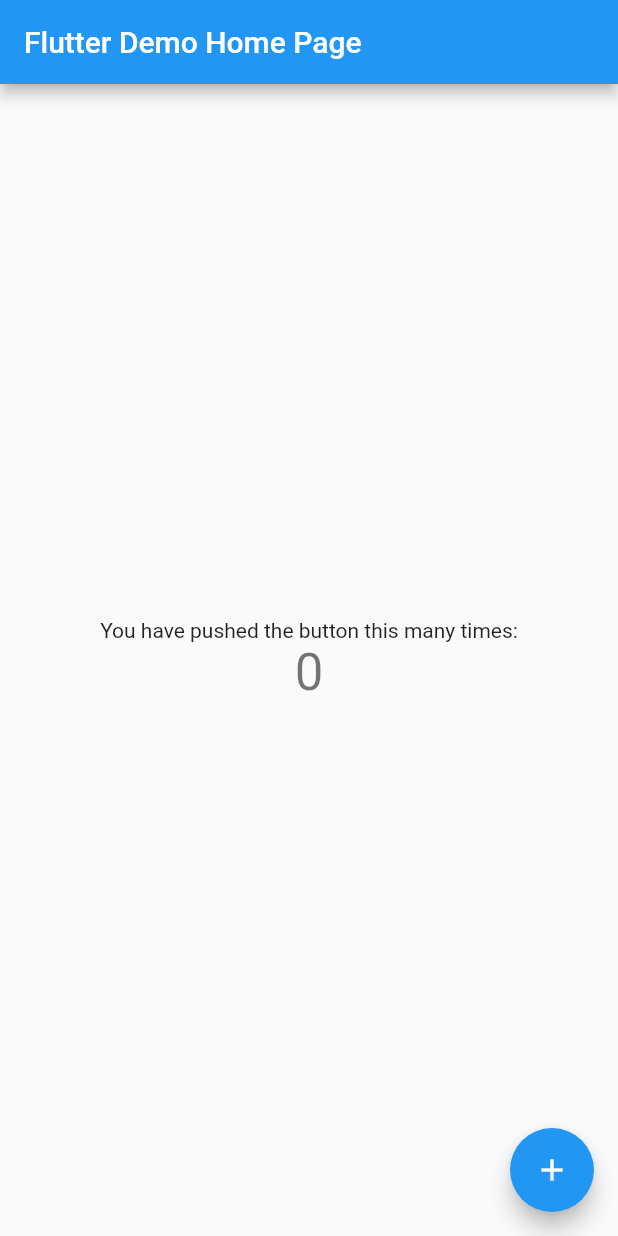
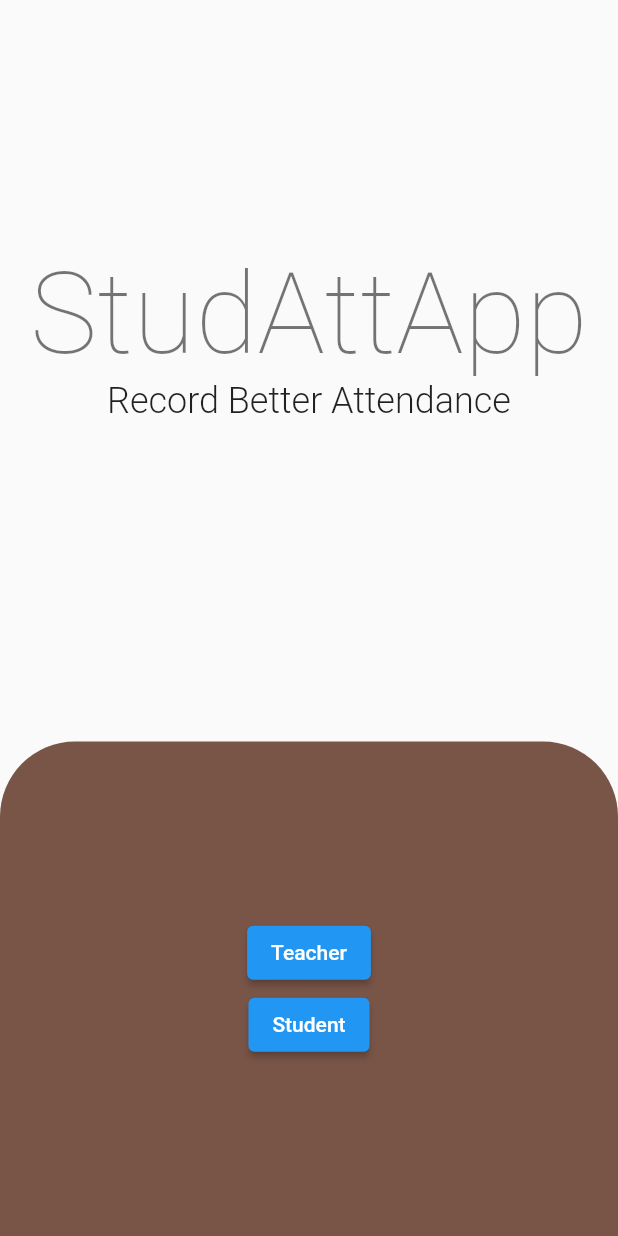
Before and after one commit to Nita-Droid98/IPJ-2022, a Flutter app: the screen it shows after launch, on a phone screen of 412 x 824 dp. Run offline on Flutter 3.47's test engine with Material 2 defaults, Android fonts, the phone set to English and light mode, and no system bars.

Commit message:
Added: Welcome, Login Screens. TODO: Create Account Page

```diff
--- a/lib/main.dart
+++ b/lib/main.dart
@@ -1,4 +1,6 @@
 import 'package:flutter/material.dart';
+import 'package:flutter_ipj_project/route_manager.dart';
+import 'package:flutter_ipj_project/screens/welcome_screen.dart';
 
 void main() {
   runApp(const MyApp());
@@ -13,103 +15,10 @@
     return MaterialApp(
       title: 'Flutter Demo',
       theme: ThemeData(
-        // This is the theme of your application.
-        //
-        // Try running your application with "flutter run". You'll see the
-        // application has a blue toolbar. Then, without quitting the app, try
-        // changing the primarySwatch below to Colors.green and then invoke
-        // "hot reload" (press "r" in the console where you ran "flutter run",
-        // or simply save your changes to "hot reload" in a Flutter IDE).
-        // Notice that the counter didn't reset back to zero; the application
-        // is not restarted.
         primarySwatch: Colors.blue,
       ),
-      home: const MyHomePage(title: 'Flutter Demo Home Page'),
+      initialRoute: RouteManager.home,
+      onGenerateRoute: RouteManager.onGenerateRoute,
     );
   }
 }
-
-class MyHomePage extends StatefulWidget {
-  const MyHomePage({super.key, required this.title});
-
-  // This widget is the home page of your application. It is stateful, meaning
-  // that it has a State object (defined below) that contains fields that affect
-  // how it looks.
-
-  // This class is the configuration for the state. It holds the values (in this
-  // case the title) provided by the parent (in this case the App widget) and
-  // used by the build method of the State. Fields in a Widget subclass are
-  // always marked "final".
-
-  final String title;
-
-  @override
-  State<MyHomePage> createState() => _MyHomePageState();
-}
-
-class _MyHomePageState extends State<MyHomePage> {
-  int _counter = 0;
-
-  void _incrementCounter() {
-    setState(() {
-      // This call to setState tells the Flutter framework that something has
-      // changed in this State, which causes it to rerun the build method below
-      // so that the display can reflect the updated values. If we changed
-      // _counter without calling setState(), then the build method would not be
-      // called again, and so nothing would appear to happen.
-      _counter++;
-    });
-  }
-
-  @override
-  Widget build(BuildContext context) {
-    // This method is rerun every time setState is called, for instance as done
-    // by the _incrementCounter method above.
-    //
-    // The Flutter framework has been optimized to make rerunning build methods
-    // fast, so that you can just rebuild anything that needs updating rather
-    // than having to individually change instances of widgets.
-    return Scaffold(
-      appBar: AppBar(
-        // Here we take the value from the MyHomePage object that was created by
-        // the App.build method, and use it to set our appbar title.
-        title: Text(widget.title),
-      ),
-      body: Center(
-        // Center is a layout widget. It takes a single child and positions it
-        // in the middle of the parent.
-        child: Column(
-          // Column is also a layout widget. It takes a list of children and
-          // arranges them vertically. By default, it sizes itself to fit its
-          // children horizontally, and tries to be as tall as its parent.
-          //
-          // Invoke "debug painting" (press "p" in the console, choose the
-          // "Toggle Debug Paint" action from the Flutter Inspector in Android
-          // Studio, or the "Toggle Debug Paint" command in Visual Studio Code)
-          // to see the wireframe for each widget.
-          //
-          // Column has various properties to control how it sizes itself and
-          // how it positions its children. Here we use mainAxisAlignment to
-          // center the children vertically; the main axis here is the vertical
-          // axis because Columns are vertical (the cross axis would be
-          // horizontal).
-          mainAxisAlignment: MainAxisAlignment.center,
-          children: <Widget>[
-            const Text(
-              'You have pushed the button this many times:',
-            ),
-            Text(
-              '$_counter',
-              style: Theme.of(context).textTheme.headline4,
-            ),
-          ],
-        ),
-      ),
-      floatingActionButton: FloatingActionButton(
-        onPressed: _incrementCounter,
-        tooltip: 'Increment',
-        child: const Icon(Icons.add),
-      ), // This trailing comma makes auto-formatting nicer for build methods.
-    );
-  }
-}
--- /dev/null
+++ b/lib/route_manager.dart
@@ -0,0 +1,25 @@
+import 'package:flutter/material.dart';
+import 'package:flutter_ipj_project/screens/create_account_page.dart';
+import 'package:flutter_ipj_project/screens/login_screen.dart';
+import 'package:flutter_ipj_project/screens/welcome_screen.dart';
+
+class RouteManager {
+  static const home = "/";
+  static const loginScreen = "/loginScreen";
+  static const createAccountScreen = "/createAccountScreen";
+
+  static Route<dynamic> onGenerateRoute(RouteSettings settings) {
+    switch (settings.name) {
+      case home:
+        return MaterialPageRoute(
+            builder: (context) => const WelcomePageScreen());
+      case loginScreen:
+        return MaterialPageRoute(builder: (context) => const LoginScreen());
+      case createAccountScreen:
+        return MaterialPageRoute(
+            builder: (context) => const CreaeteAccountScreen());
+      default:
+        throw Exception("Page not found.");
+    }
+  }
+}
--- /dev/null
+++ b/lib/screens/welcome_screen.dart
@@ -0,0 +1,71 @@
+import 'package:flutter/material.dart';
+import 'package:flutter_ipj_project/route_manager.dart';
+
+class WelcomePageScreen extends StatelessWidget {
+  const WelcomePageScreen({Key? key});
+
+  @override
+  Widget build(BuildContext context) {
+    return Scaffold(
+      body: SafeArea(
+        child: Column(
+          mainAxisAlignment: MainAxisAlignment.center,
+          children: [
+            Column(
+              mainAxisAlignment: MainAxisAlignment.center,
+              children: <Widget>[
+                SizedBox(
+                  height: MediaQuery.of(context).size.height * 0.2,
+                ),
+                Padding(
+                  padding: const EdgeInsets.symmetric(horizontal: 20.0),
+                  child: FittedBox(
+                    child: Text(
+                      'StudAttApp',
+                      style: Theme.of(context).textTheme.headline1,
+                    ),
+                  ),
+                ),
+                Text(
+                  'Record Better Attendance',
+                  style: Theme.of(context)
+                      .textTheme
+                      .headlineSmall
+                      ?.copyWith(fontWeight: FontWeight.w300),
+                ),
+                SizedBox(
+                  height: MediaQuery.of(context).size.height * 0.2,
+                ),
+              ],
+            ),
+            const Spacer(),
+            Container(
+              height: MediaQuery.of(context).size.height * 0.4,
+              width: MediaQuery.of(context).size.width,
+              decoration: const BoxDecoration(
+                  color: Colors.brown,
+                  borderRadius: BorderRadius.only(
+                      topLeft: Radius.circular(50),
+                      topRight: Radius.circular(50))),
+              child: Column(
+                mainAxisAlignment: MainAxisAlignment.center,
+                children: [
+                  ElevatedButton(
+                    child: const Text("Teacher"),
+                    onPressed: () {},
+                  ),
+                  ElevatedButton(
+                    child: const Text("Student"),
+                    onPressed: () {
+                      Navigator.of(context).pushNamed(RouteManager.loginScreen);
+                    },
+                  ),
+                ],
+              ),
+            )
+          ],
+        ),
+      ),
+    );
+  }
+}
```
Also changed, not shown: lib/screens/create_account_page.dart (added, +40 -0 lines), lib/screens/login_screen.dart (added, +72 -0 lines), lib/widgets/password_field.dart (added, +38 -0 lines).
